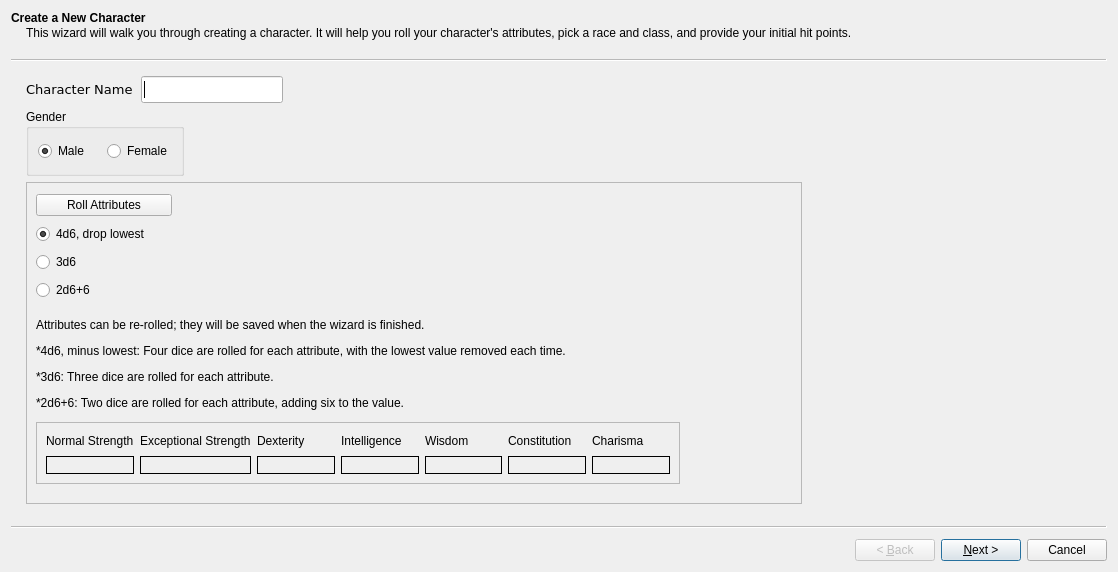
First picture: the form in Qt_Designer/Creation_Wizard/New_Character_Wizard.ui, repository crystalattice/Fantasy_RPG, before the edit.
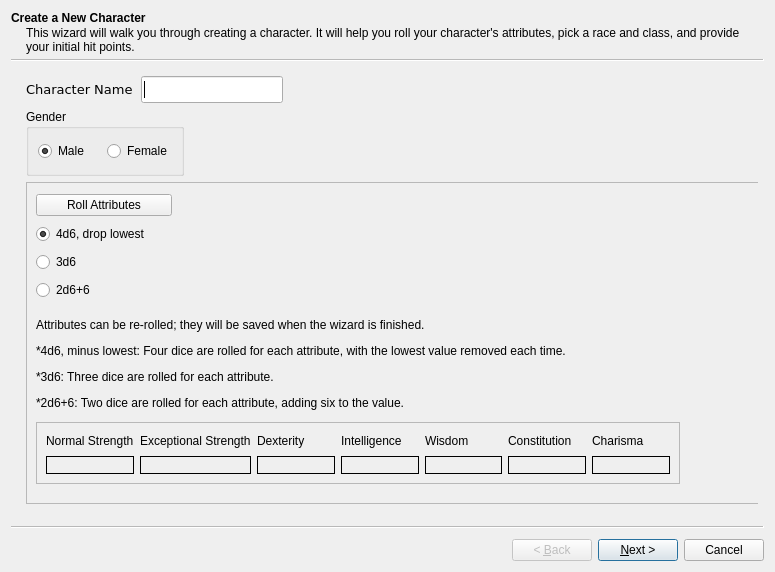
Second picture: the form after the edit.

Diff of the .ui file:
```diff
--- a/Qt_Designer/Creation_Wizard/New_Character_Wizard.ui
+++ b/Qt_Designer/Creation_Wizard/New_Character_Wizard.ui
@@ -6,7 +6,7 @@
    <rect>
     <x>0</x>
     <y>0</y>
-    <width>1118</width>
+    <width>775</width>
     <height>572</height>
    </rect>
   </property>
```
Left out of the diff: 243 changed lines with no effect on the pictures. Lines whose indentation alone changed are shown as unchanged.
